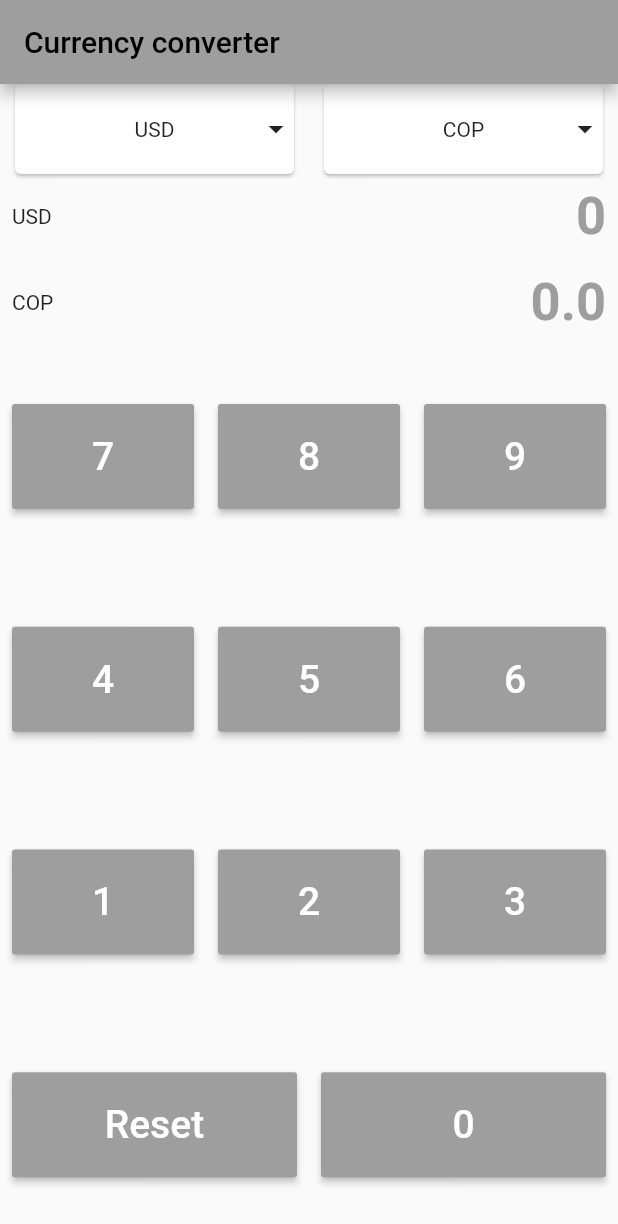
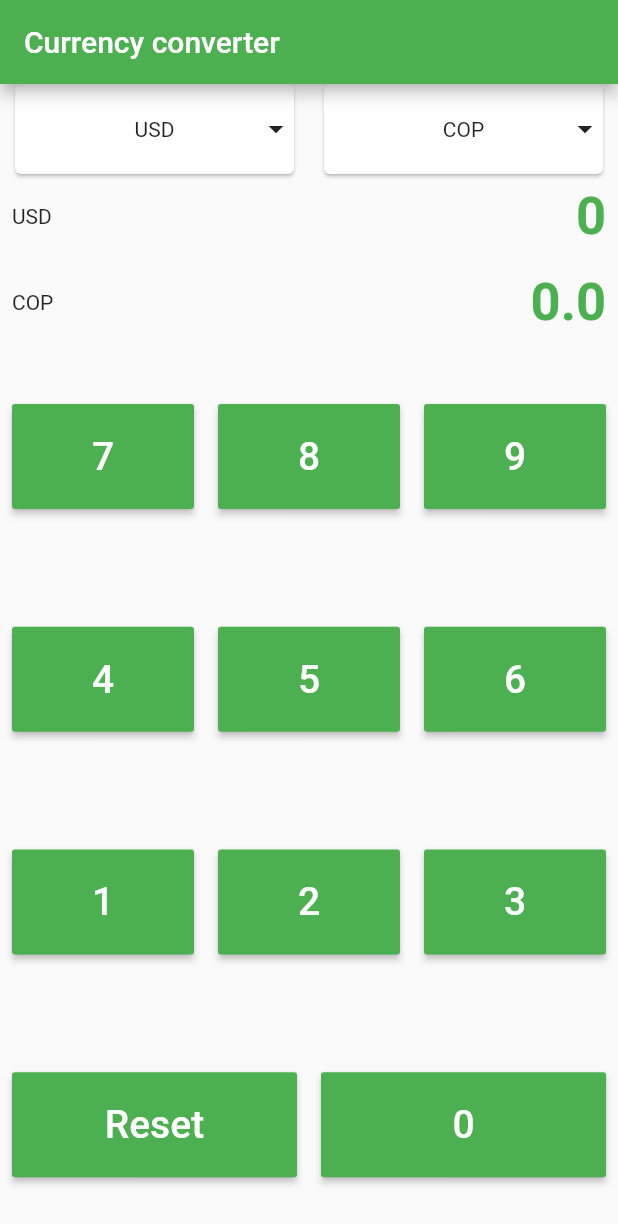
Before and after one commit to GiancarloRosero/ciclo4-reto1, a Flutter app: the screen it shows after launch, on a phone screen of 412 x 824 dp. Shown: the top 1224 px of the screen. Run offline on Flutter 3.47's test engine with Material 2 defaults, Android fonts, the phone set to English and light mode, and no system bars; missing offline and left inert: direct_select.

Commit message:
first commit and identify code

```diff
--- a/lib/main.dart
+++ b/lib/main.dart
@@ -1,4 +1,5 @@
 import 'package:flutter/material.dart';
+
 import 'ui/my_app.dart';
 
 // punto de entrada de la aplicación
--- a/lib/ui/my_app.dart
+++ b/lib/ui/my_app.dart
@@ -1,4 +1,5 @@
 import 'package:flutter/material.dart';
+
 import 'pages/converter_page.dart';
 
 class MyApp extends StatelessWidget {
@@ -11,8 +12,8 @@ class MyApp extends StatelessWidget {
         debugShowCheckedModeBanner: false,
         title: 'Currency converter',
         theme: ThemeData(
-          primarySwatch: Colors.grey,
+          primarySwatch: Colors.green,
         ),
-        home: ConverterPage());
+        home: const ConverterPage());
   }
 }
--- a/lib/ui/pages/converter_page.dart
+++ b/lib/ui/pages/converter_page.dart
@@ -1,5 +1,6 @@
 import 'package:direct_select/direct_select.dart';
 import 'package:flutter/material.dart';
+
 import '../../utils/constants.dart';
 import '../widgets/key_pad.dart';
 import '../widgets/selection_item.dart';
@@ -80,7 +81,10 @@ class _ConverterPageState extends State<ConverterPage> {
               // la tasa de cambio se puede obtener en la estructura de datos rates
               // Aquí incluimos el widget KeyPad, mandando los nombres de las dos monedas y la tasa de cambio
               child: Center(
-            child: KeyPad(textCurrency1: currencies[currency1], textCurrency2: currencies[currency2], rate: rates[currency1][currency2]),
+            child: KeyPad(
+                textCurrency1: currencies[currency1],
+                textCurrency2: currencies[currency2],
+                rate: rates[currency1][currency2]),
           ))
         ]));
   }
--- a/lib/ui/widgets/key_pad.dart
+++ b/lib/ui/widgets/key_pad.dart
@@ -1,4 +1,5 @@
 import 'package:flutter/material.dart';
+
 import 'one_key.dart';
 
 // en este widget mostramos el keypad y los valores de las monedas
@@ -22,6 +23,7 @@ class KeyPad extends StatefulWidget {
 class _KeyPadState extends State<KeyPad> {
   // valor de la moneda convertida
   double _currency2 = 0;
+
   // el valor de la moneda que es introducida en el keypad
   int _currency1 = 0;
 
@@ -36,7 +38,7 @@ class _KeyPadState extends State<KeyPad> {
         // _currency1 debe cambiar con el keypad
         // _currency2 debe cambiar de acuerdo con _currency1 y la tasa de cambio
         _currency1 = int.parse(_currency1.toString() + k.toString());
-        _currency2 = _currency1*widget.rate;
+        _currency2 = _currency1 * widget.rate;
       }
     });
   }
```
